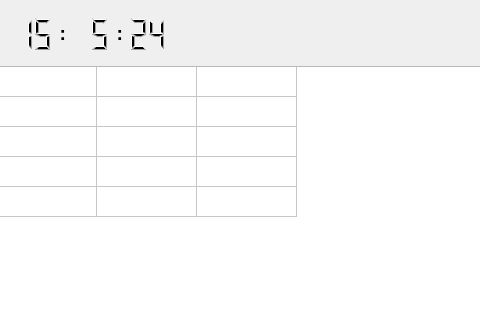
The window that views/main_ui.ui (Hudrolax/leskraft_terminal) describes before a commit, drawn with Qt 5; both pictures show x 213 to 693 and y 0 to 320 of the 1029 by 676 pixel window.
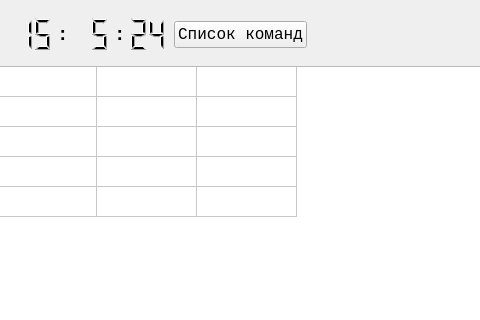
The same window after the commit.

The edit to the form file:
```diff
--- a/views/main_ui.ui
+++ b/views/main_ui.ui
@@ -194,6 +194,13 @@
         </item>
        </layout>
       </item>
+      <item>
+       <widget class="QPushButton" name="commands_btn">
+        <property name="text">
+         <string>Список команд</string>
+        </property>
+       </widget>
+      </item>
       <item>
        <spacer name="horizontalSpacer_4">
         <property name="orientation">
```
